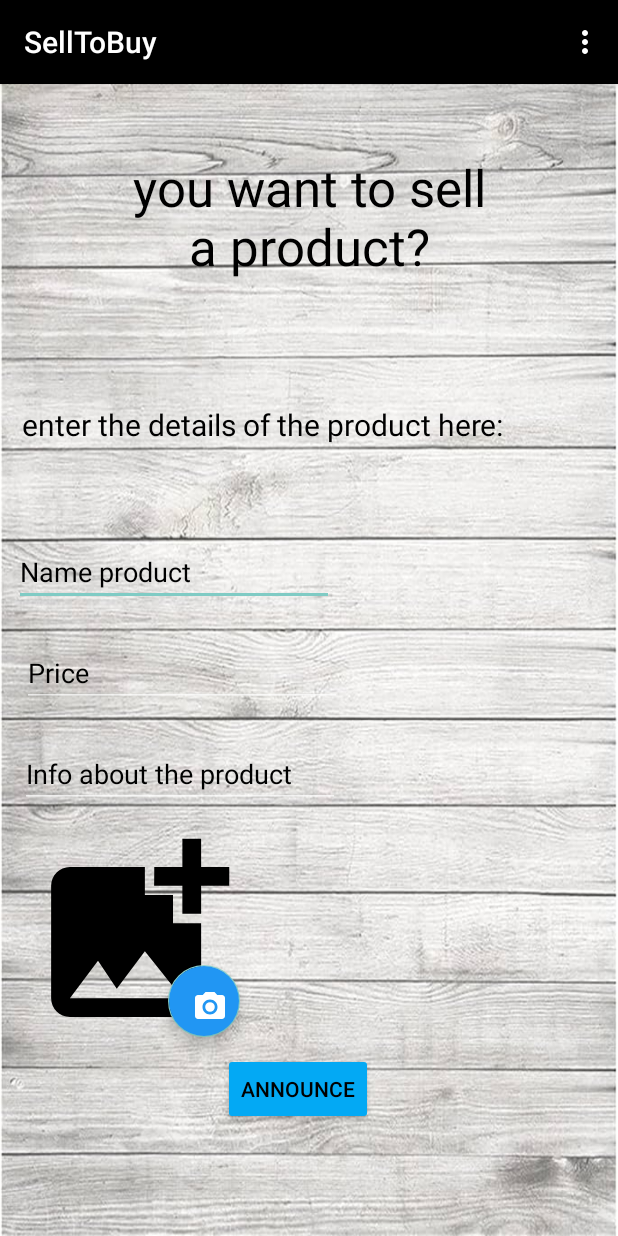
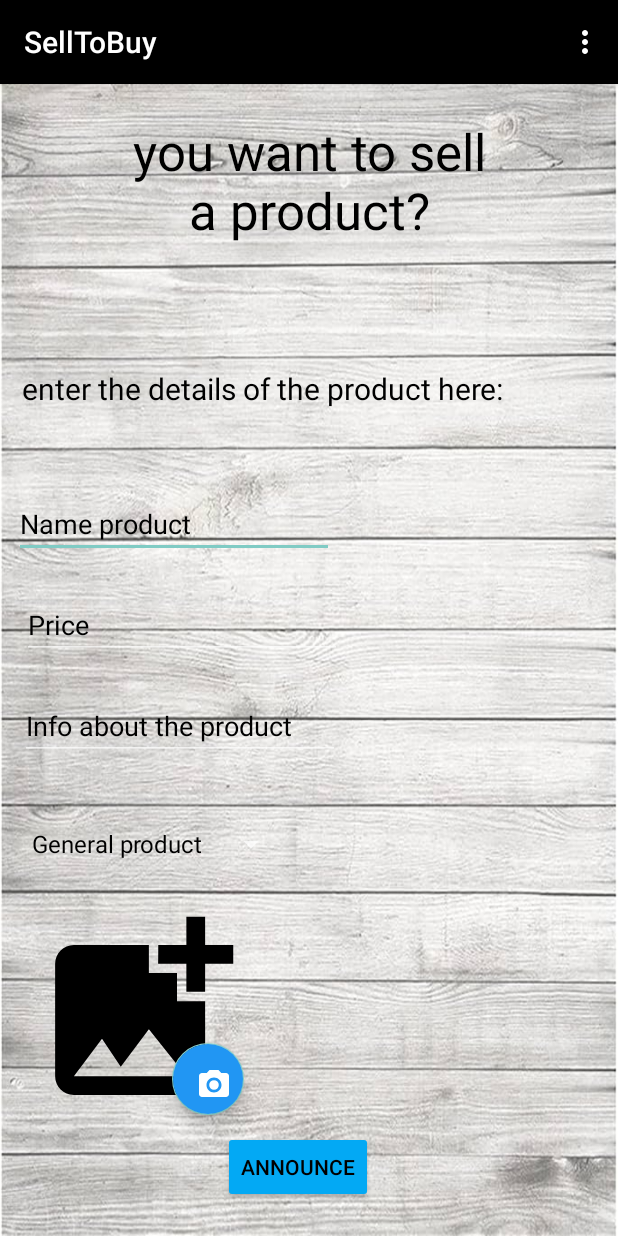
Before and after one commit to liamshmilo2/SellToBuy, an Android app: the Sell screen opened directly, with no data from a screen before it, on a phone screen of 412 x 824 dp. Run offline under Robolectric (Android 15) with nearby library versions, the phone set to English and light mode, and no system bars; our stand-ins replace Firebase (no records; nobody signed in at launch, a user with empty details on screens opened directly).

Commit message:
final 13/11/23

```diff
--- a/app/src/main/java/com/example/selltobuy/Sell.java
+++ b/app/src/main/java/com/example/selltobuy/Sell.java
@@ -4,14 +4,21 @@ import androidx.appcompat.app.AppCompatActivity;
 
 import android.annotation.SuppressLint;
 import android.content.Intent;
+import android.graphics.Color;
 import android.graphics.drawable.ColorDrawable;
 import android.os.Bundle;
 import android.view.Menu;
 import android.view.MenuItem;
 import android.view.View;
+import android.widget.AdapterView;
+import android.widget.ArrayAdapter;
 import android.widget.Button;
 import android.widget.EditText;
 import android.widget.ImageView;
+import android.widget.RadioButton;
+import android.widget.RadioGroup;
+import android.widget.Spinner;
+import android.widget.TextView;
 import android.widget.Toast;
 
 import com.google.android.material.floatingactionbutton.FloatingActionButton;
@@ -20,13 +27,14 @@ import java.util.Calendar;
 import java.util.Date;
 import java.util.Objects;
 
-public class Sell extends AppCompatActivity implements View.OnClickListener {
+public class Sell extends AppCompatActivity implements View.OnClickListener , AdapterView.OnItemSelectedListener {
 
     ImageView imageView;
     FloatingActionButton button;
     Button btnSell;
     EditText editTextName,editTextPrice,editTextInfo;
     Check check;
+
 
     FirebaseController firebaseController;
 
@@ -46,6 +54,13 @@ public class Sell extends AppCompatActivity implements View.OnClickListener {
         editTextPrice=findViewById(R.id.editTextPrice);
         check=new Check();
         firebaseController=new FirebaseController(this);
+        Spinner chooseType = findViewById(R.id.chooseType);
+        ArrayAdapter<CharSequence> adapter = ArrayAdapter.createFromResource(this,R.array.types, android.R.layout.simple_spinner_dropdown_item);
+        adapter.setDropDownViewResource(android.R.layout.simple_spinner_dropdown_item);
+        chooseType.setAdapter(adapter);
+        chooseType.setOnItemSelectedListener(this);
+
+
 
 //        button.setOnClickListener(new View.OnClickListener() {
 //            @Override
@@ -95,6 +110,7 @@ public class Sell extends AppCompatActivity implements View.OnClickListener {
             String info = editTextInfo.getText().toString();
             String price =editTextPrice.getText().toString();
             int price2;
+
             if(check.checkName(name)==false)
             {
                 Toast.makeText(this, "please write a real name", Toast.LENGTH_SHORT).show();
@@ -107,6 +123,7 @@ public class Sell extends AppCompatActivity implements View.OnClickListener {
                 Toast.makeText(this, "please write price", Toast.LENGTH_SHORT).show();
             } else
             {
+                Product product;
                 price2 = Integer.parseInt(price);
                 Calendar calendar = Calendar.getInstance();
                 int day  = calendar.get(Calendar.DAY_OF_MONTH);
@@ -116,8 +133,7 @@ public class Sell extends AppCompatActivity implements View.OnClickListener {
                 Calendar calendar1 = Calendar.getInstance();
                 calendar1.add(Calendar.DAY_OF_YEAR,7);
                 MyDate date2 = new MyDate(calendar1.get(Calendar.YEAR) , calendar1.get(Calendar.MONTH)+1,calendar1.get(Calendar.DAY_OF_MONTH));
-//                Toast.makeText(this, date2.toString(), Toast.LENGTH_SHORT).show();
-                Product product = new Product(price2,name,info,date1,date2);
+                product = new Product(price2,name,info,date1,date2);
                 firebaseController.saveProduct(product);
                 Intent intent = new Intent(Sell.this,Buyproduct.class);
                 startActivity(intent);
@@ -125,4 +141,16 @@ public class Sell extends AppCompatActivity implements View.OnClickListener {
 
         }
     }
+
+    @Override
+    public void onItemSelected(AdapterView<?> adapterView, View view, int i, long l) {
+        ((TextView)adapterView.getChildAt(0)).setTextColor(Color.BLACK);
+        String text = adapterView.getItemAtPosition(i).toString();
+        Toast.makeText(adapterView.getContext(),text,Toast.LENGTH_SHORT).show();
+    }
+
+    @Override
+    public void onNothingSelected(AdapterView<?> adapterView) {
+
+    }
 }
--- a/app/src/main/res/layout/activity_sell.xml
+++ b/app/src/main/res/layout/activity_sell.xml
@@ -12,23 +12,23 @@
         android:layout_width="244dp"
         android:layout_height="97dp"
         android:layout_marginStart="75dp"
-        android:layout_marginTop="40dp"
+        android:layout_marginTop="16dp"
         android:layout_marginEnd="80dp"
         android:gravity="center"
         android:text="you want to sell a product?"
+        android:textColor="@color/black"
         android:textSize="34sp"
         app:layout_constraintEnd_toEndOf="parent"
         app:layout_constraintHorizontal_bias="0.666"
         app:layout_constraintStart_toStartOf="parent"
-        app:layout_constraintTop_toTopOf="parent"
-        android:textColor="@color/black"/>
+        app:layout_constraintTop_toTopOf="parent" />
 
     <EditText
         android:id="@+id/editTextName"
         android:layout_width="wrap_content"
         android:layout_height="wrap_content"
         android:layout_marginStart="13dp"
-        android:layout_marginTop="24dp"
+        android:layout_marginTop="16dp"
         android:layout_marginEnd="189dp"
         android:ems="10"
         android:hint="Name product"
@@ -89,10 +89,10 @@
         android:layout_width="150dp"
         android:layout_height="150dp"
         android:layout_marginStart="21dp"
-        android:layout_marginTop="8dp"
+        android:layout_marginTop="92dp"
         android:layout_marginEnd="366dp"
         app:layout_constraintEnd_toEndOf="parent"
-        app:layout_constraintHorizontal_bias="0.053"
+        app:layout_constraintHorizontal_bias="0.031"
         app:layout_constraintStart_toStartOf="parent"
         app:layout_constraintTop_toBottomOf="@+id/editTextInfo"
         app:srcCompat="@drawable/baseline_add_photo_alternate_24" />
@@ -126,4 +126,18 @@
         app:layout_constraintStart_toStartOf="parent"
         app:layout_constraintTop_toBottomOf="@+id/imageView2" />
 
+    <Spinner
+        android:id="@+id/chooseType"
+        android:layout_width="wrap_content"
+        android:layout_height="wrap_content"
+        android:layout_marginTop="32dp"
+        android:layout_marginEnd="323dp"
+        app:layout_constraintEnd_toEndOf="parent"
+        app:layout_constraintHorizontal_bias="0.0"
+        app:layout_constraintStart_toStartOf="@+id/editTextInfo"
+        app:layout_constraintTop_toBottomOf="@+id/editTextInfo"
+
+        />
+
+
 </androidx.constraintlayout.widget.ConstraintLayout>
--- a/app/src/main/res/values/strings.xml
+++ b/app/src/main/res/values/strings.xml
@@ -1,3 +1,9 @@
 <resources>
     <string name="app_name">SellToBuy</string>
+    <string-array name="types">
+        <item>General product</item>
+        <item>Tech product</item>
+        <item>Child product</item>
+    </string-array>
+
 </resources>
```
Also changed, not shown: app/src/main/java/com/example/selltobuy/SettingActivity.java (+14 -14 lines), app/src/main/java/com/example/selltobuy/Userdetails.java (+24 -1 lines), app/src/main/res/layout/activity_setting.xml (+2 -15 lines), app/src/main/res/layout/activity_userdetails.xml (+14 -0 lines), app/src/main/res/values/colors.xml (+21 -0 lines).
